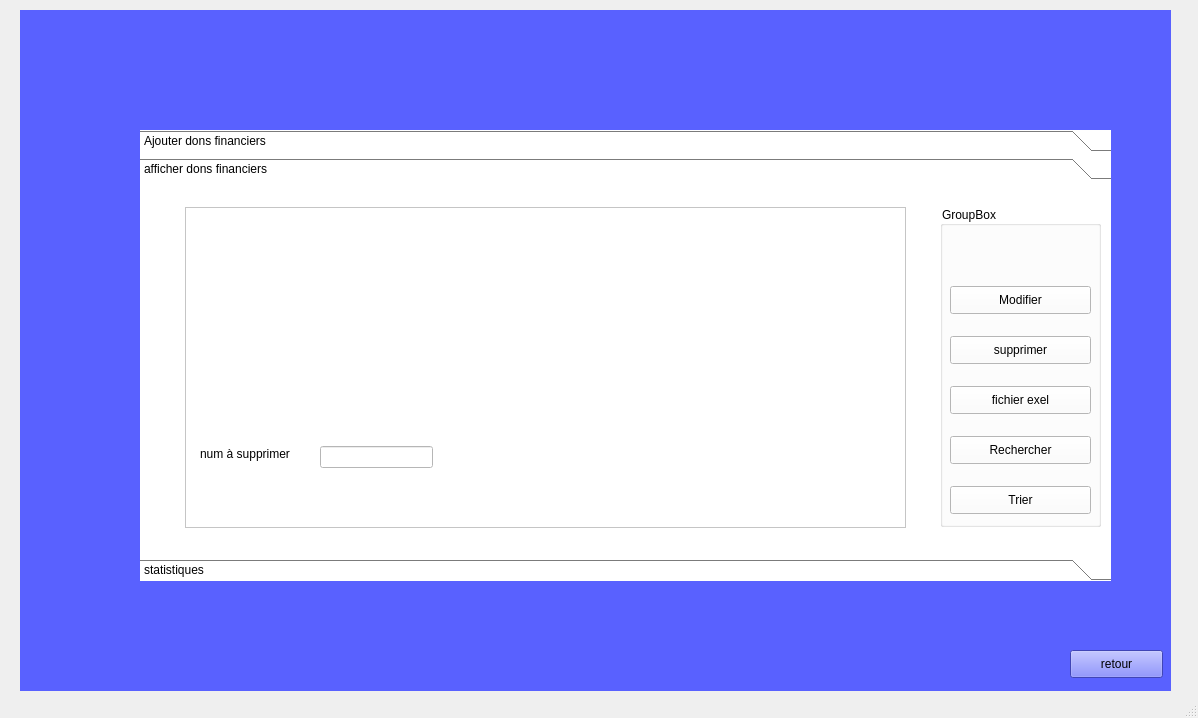
This is donsfinanciers/mainwindow.ui in azyyzme01/ASSOCIATION_D-AIDE as Qt 5 draws it before an edit. The edited form follows.
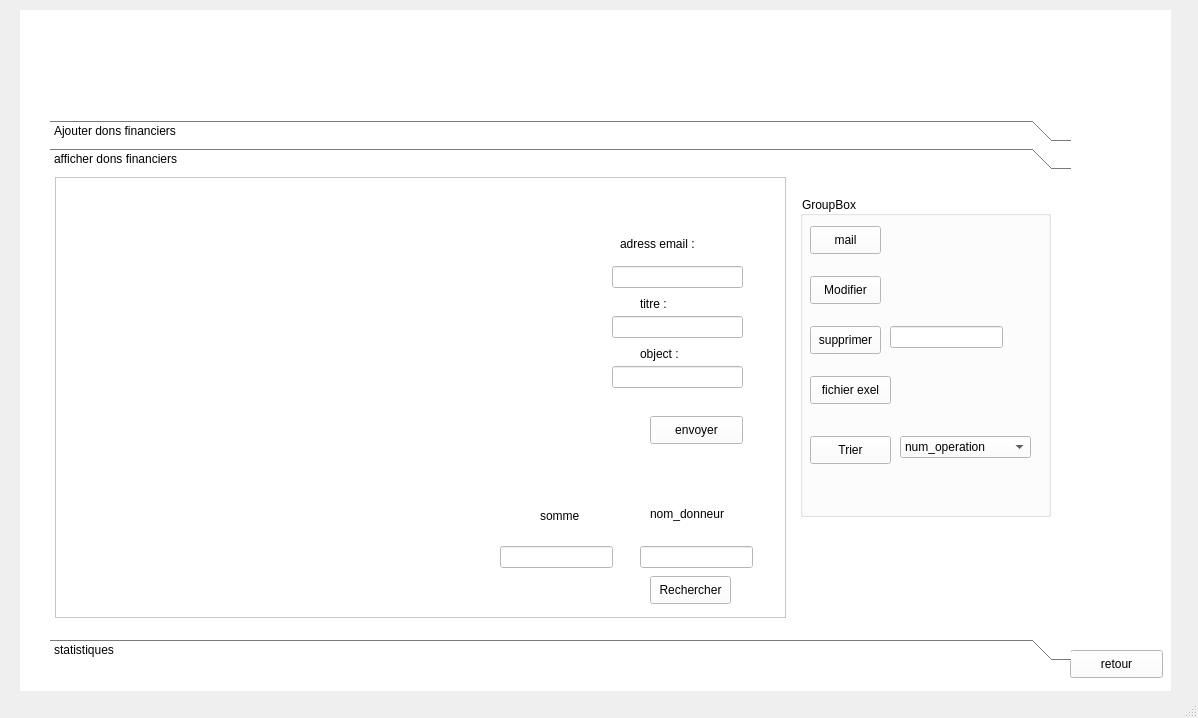
This is the edited form. The open tabs and pages were chosen to show the change. Icons and pictures are not drawn.

The edit to the form file:
```diff
--- a/donsfinanciers/mainwindow.ui
+++ b/donsfinanciers/mainwindow.ui
@@ -27,7 +27,7 @@
      </rect>
     </property>
     <property name="styleSheet">
-     <string notr="true">background-color: rgb(89, 97, 255);</string>
+     <string notr="true">background-color: rgb(255, 255, 255);</string>
     </property>
     <property name="currentIndex">
      <number>6</number>
@@ -883,10 +883,10 @@
      <widget class="QToolBox" name="toolBox_2">
       <property name="geometry">
        <rect>
-        <x>120</x>
-        <y>120</y>
-        <width>971</width>
-        <height>451</height>
+        <x>30</x>
+        <y>110</y>
+        <width>1021</width>
+        <height>541</height>
        </rect>
       </property>
       <property name="styleSheet">
@@ -1008,8 +1008,8 @@
         <rect>
          <x>0</x>
          <y>0</y>
-         <width>971</width>
-         <height>361</height>
+         <width>1021</width>
+         <height>451</height>
         </rect>
        </property>
        <attribute name="icon">
@@ -1022,9 +1022,9 @@
        <widget class="QGroupBox" name="groupBox_4">
         <property name="geometry">
          <rect>
-          <x>800</x>
+          <x>750</x>
           <y>20</y>
-          <width>161</width>
+          <width>251</width>
           <height>321</height>
          </rect>
         </property>
@@ -1036,7 +1036,7 @@
           <rect>
            <x>10</x>
            <y>80</y>
-           <width>141</width>
+           <width>71</width>
            <height>28</height>
           </rect>
          </property>
@@ -1053,7 +1053,7 @@
           <rect>
            <x>10</x>
            <y>130</y>
-           <width>141</width>
+           <width>71</width>
            <height>28</height>
           </rect>
          </property>
@@ -1070,7 +1070,7 @@
           <rect>
            <x>10</x>
            <y>180</y>
-           <width>141</width>
+           <width>81</width>
            <height>28</height>
           </rect>
          </property>
@@ -1086,25 +1086,8 @@
          <property name="geometry">
           <rect>
            <x>10</x>
-           <y>230</y>
-           <width>141</width>
-           <height>28</height>
-          </rect>
-         </property>
-         <property name="text">
-          <string>Rechercher</string>
-         </property>
-         <property name="icon">
-          <iconset>
-           <normaloff>../Downloads/icons8-search-100.png</normaloff>../Downloads/icons8-search-100.png</iconset>
-         </property>
-        </widget>
-        <widget class="QPushButton" name="pushButton_24">
-         <property name="geometry">
-          <rect>
-           <x>10</x>
-           <y>280</y>
-           <width>141</width>
+           <y>240</y>
+           <width>81</width>
            <height>28</height>
           </rect>
          </property>
@@ -1116,40 +1099,210 @@
            <normaloff>../Downloads/icons8-location-100.png</normaloff>../Downloads/icons8-location-100.png</iconset>
          </property>
         </widget>
+        <widget class="QComboBox" name="comboBox7">
+         <property name="geometry">
+          <rect>
+           <x>100</x>
+           <y>240</y>
+           <width>131</width>
+           <height>22</height>
+          </rect>
+         </property>
+         <item>
+          <property name="text">
+           <string>num_operation</string>
+          </property>
+         </item>
+         <item>
+          <property name="text">
+           <string>somme</string>
+          </property>
+         </item>
+         <item>
+          <property name="text">
+           <string>nom_donneur</string>
+          </property>
+         </item>
+        </widget>
+        <widget class="QPushButton" name="mail">
+         <property name="geometry">
+          <rect>
+           <x>10</x>
+           <y>30</y>
+           <width>71</width>
+           <height>28</height>
+          </rect>
+         </property>
+         <property name="text">
+          <string>mail</string>
+         </property>
+        </widget>
+        <widget class="QLineEdit" name="id_supp">
+         <property name="geometry">
+          <rect>
+           <x>90</x>
+           <y>130</y>
+           <width>113</width>
+           <height>22</height>
+          </rect>
+         </property>
+        </widget>
        </widget>
        <widget class="QTableView" name="tab_dons_financiers">
         <property name="geometry">
          <rect>
-          <x>45</x>
-          <y>21</y>
-          <width>721</width>
-          <height>321</height>
+          <x>5</x>
+          <y>1</y>
+          <width>731</width>
+          <height>441</height>
          </rect>
         </property>
        </widget>
+       <widget class="QLineEdit" name="email">
+        <property name="geometry">
+         <rect>
+          <x>562</x>
+          <y>90</y>
+          <width>131</width>
+          <height>22</height>
+         </rect>
+        </property>
+       </widget>
+       <widget class="QLineEdit" name="subject">
+        <property name="geometry">
+         <rect>
+          <x>562</x>
+          <y>140</y>
+          <width>131</width>
+          <height>22</height>
+         </rect>
+        </property>
+       </widget>
+       <widget class="QLineEdit" name="body">
+        <property name="geometry">
+         <rect>
+          <x>562</x>
+          <y>190</y>
+          <width>131</width>
+          <height>22</height>
+         </rect>
+        </property>
+       </widget>
+       <widget class="QPushButton" name="b_email">
+        <property name="geometry">
+         <rect>
+          <x>600</x>
+          <y>240</y>
+          <width>93</width>
+          <height>28</height>
+         </rect>
+        </property>
+        <property name="text">
+         <string>envoyer</string>
+        </property>
+       </widget>
        <widget class="QLabel" name="label">
         <property name="geometry">
          <rect>
-          <x>60</x>
-          <y>260</y>
-          <width>111</width>
+          <x>570</x>
+          <y>60</y>
+          <width>101</width>
           <height>16</height>
          </rect>
         </property>
         <property name="text">
-         <string>num à supprimer</string>
+         <string>adress email :</string>
         </property>
        </widget>
-       <widget class="QLineEdit" name="id_supp">
+       <widget class="QLabel" name="label_5">
         <property name="geometry">
          <rect>
-          <x>180</x>
-          <y>260</y>
+          <x>590</x>
+          <y>120</y>
+          <width>56</width>
+          <height>16</height>
+         </rect>
+        </property>
+        <property name="text">
+         <string>titre :</string>
+        </property>
+       </widget>
+       <widget class="QLabel" name="label_6">
+        <property name="geometry">
+         <rect>
+          <x>590</x>
+          <y>170</y>
+          <width>56</width>
+          <height>16</height>
+         </rect>
+        </property>
+        <property name="text">
+         <string>object :</string>
+        </property>
+       </widget>
+       <widget class="QLineEdit" name="sommerech">
+        <property name="geometry">
+         <rect>
+          <x>450</x>
+          <y>370</y>
           <width>113</width>
           <height>22</height>
          </rect>
         </property>
        </widget>
+       <widget class="QLineEdit" name="nom_donneurerech">
+        <property name="geometry">
+         <rect>
+          <x>590</x>
+          <y>370</y>
+          <width>113</width>
+          <height>22</height>
+         </rect>
+        </property>
+       </widget>
+       <widget class="QLabel" name="label_7">
+        <property name="geometry">
+         <rect>
+          <x>490</x>
+          <y>330</y>
+          <width>101</width>
+          <height>20</height>
+         </rect>
+        </property>
+        <property name="text">
+         <string>somme</string>
+        </property>
+       </widget>
+       <widget class="QLabel" name="label_8">
+        <property name="geometry">
+         <rect>
+          <x>600</x>
+          <y>330</y>
+          <width>101</width>
+          <height>16</height>
+         </rect>
+        </property>
+        <property name="text">
+         <string>nom_donneur</string>
+        </property>
+       </widget>
+       <widget class="QPushButton" name="recherche">
+        <property name="geometry">
+         <rect>
+          <x>600</x>
+          <y>400</y>
+          <width>81</width>
+          <height>28</height>
+         </rect>
+        </property>
+        <property name="text">
+         <string>Rechercher</string>
+        </property>
+        <property name="icon">
+         <iconset>
+          <normaloff>../Downloads/icons8-search-100.png</normaloff>../Downloads/icons8-search-100.png</iconset>
+        </property>
+       </widget>
       </widget>
       <widget class="QWidget" name="page_6">
        <property name="geometry">
```
Left out of the diff: 56 changed lines with no effect on the pictures.
